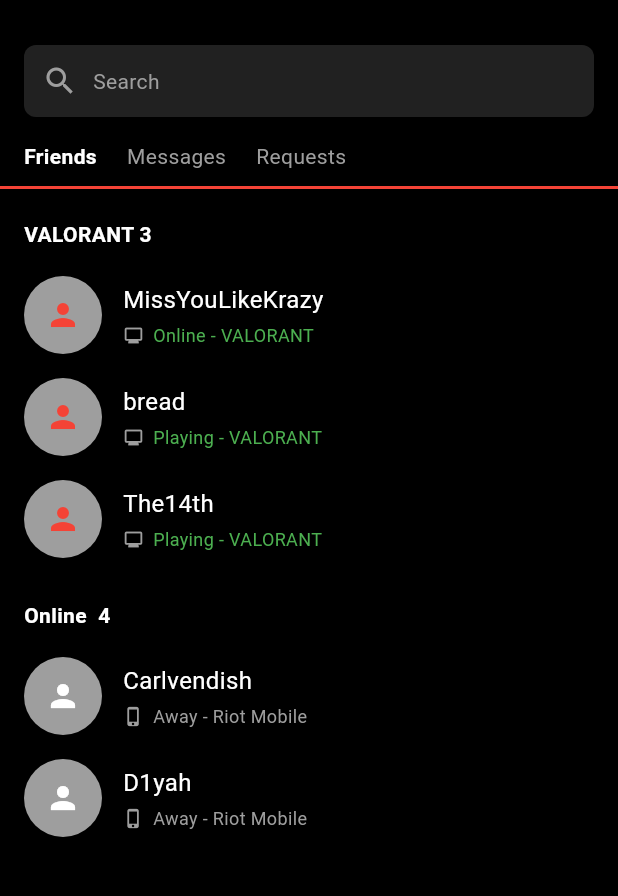
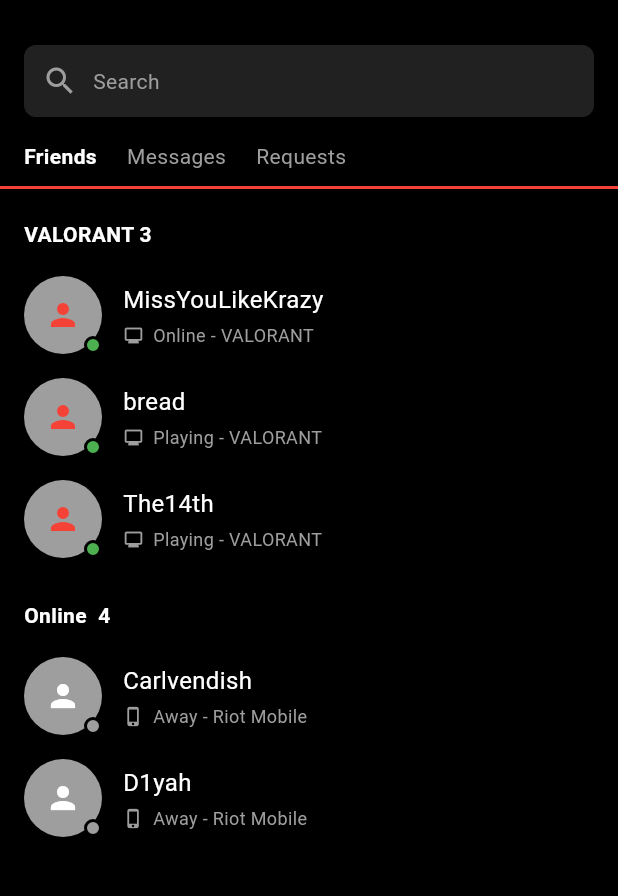
Before and after one commit to BosconianManes/IT314AB_Artajo, a Flutter app: the screen it shows after launch, on a phone screen of 412 x 824 dp, the part 63-959 px from its top. Run offline on Flutter 3.47's test engine with Material 3 defaults, Android fonts, the phone set to English and light mode, and no system bars.

Commit message:
feat: add inbox and chatroom navigation with online status

```diff
--- a/exam_2/lib/main.dart
+++ b/exam_2/lib/main.dart
@@ -1,4 +1,6 @@
 import 'package:flutter/material.dart';
+import 'inbox.dart';
+import 'message.dart';
 
 void main() {
   runApp(const MyApp());
@@ -68,7 +70,7 @@
   ),
 ];
 
-Widget buildRow(Player player, bool isRedIcon) {
+Widget buildRow(BuildContext context, Player player, bool isRedIcon) {
   IconData iconToUse = Icons.phone_iphone;
   if (player.isPlaying == true) {
     iconToUse = Icons.monitor;
@@ -76,7 +78,7 @@
 
   Color statusColor = Colors.grey;
   if (player.isOnline == true) {
-    statusColor = Colors.green;
+    statusColor = Colors.grey;
   }
 
   Color iconColor = Colors.white;
@@ -84,14 +86,47 @@
     iconColor = Colors.red;
   }
 
-  return Padding(
+  return GestureDetector(
+    onTap: () {
+      Navigator.push(
+        context,
+        MaterialPageRoute(
+          builder: (context) => MessageScreen(
+            conversation: Conversation(
+              name: player.name,
+              status: player.status,
+              isOnline: player.isOnline,
+            ),
+          ),
+        ),
+      );
+    },
+    child: Padding(
       padding: const EdgeInsets.symmetric(horizontal: 16, vertical: 8),
       child: Row(
+        children: [
+          Stack(
             children: [
               CircleAvatar(
                 radius: 26,
                 backgroundColor: Colors.grey,
                 child: Icon(Icons.person, color: iconColor),
+              ),
+              // online/offline status dot
+              Positioned(
+                right: 0,
+                bottom: 0,
+                child: Container(
+                  width: 12,
+                  height: 12,
+                  decoration: BoxDecoration(
+                    shape: BoxShape.circle,
+                    color: player.isOnline ? Colors.green : Colors.grey,
+                    border: Border.all(color: Colors.black, width: 2),
+                  ),
+                ),
+              ),
+            ],
           ),
           const SizedBox(width: 14),
           Expanded(
@@ -117,6 +152,7 @@
             ),
           ),
         ],
+      ),
     ),
   );
 }
@@ -149,15 +185,25 @@
             ),
           ),
 
-          const Padding(
-            padding: EdgeInsets.symmetric(horizontal: 16),
+          Padding(
+            padding: const EdgeInsets.symmetric(horizontal: 16),
             child: Row(
               children: [
-                Text('Friends', style: TextStyle(color: Colors.white, fontWeight: FontWeight.bold)),
-                SizedBox(width: 20),
-                Text('Messages', style: TextStyle(color: Colors.grey)),
-                SizedBox(width: 20),
-                Text('Requests', style: TextStyle(color: Colors.grey)),
+                const Text('Friends', style: TextStyle(color: Colors.white, fontWeight: FontWeight.bold)),
+                const SizedBox(width: 20),
+                GestureDetector(
+                  onTap: () {
+                    Navigator.push(
+                      context,
+                      MaterialPageRoute(
+                        builder: (context) => const InboxScreen(),
+                      ),
+                    );
+                  },
+                  child: const Text('Messages', style: TextStyle(color: Colors.grey)),
+                ),
+                const SizedBox(width: 20),
+                const Text('Requests', style: TextStyle(color: Colors.grey)),
               ],
             ),
           ),
@@ -172,7 +218,7 @@
           const SizedBox(height: 10),
 
           for (int i = 0; i < 3; i++)
-            buildRow(players[i], true),
+            buildRow(context, players[i], true),
 
           const SizedBox(height: 20),
 
@@ -183,7 +229,7 @@
           const SizedBox(height: 10),
 
           for (int i = 3; i < 5; i++)
-            buildRow(players[i], false),
+            buildRow(context, players[i], false),
         ],
       ),
     );
```
Also changed, not shown: exam_2/lib/inbox.dart (added, +169 -0 lines), exam_2/lib/message.dart (added, +72 -0 lines), 2 other files. Lines whose indentation alone changed are shown as unchanged.
